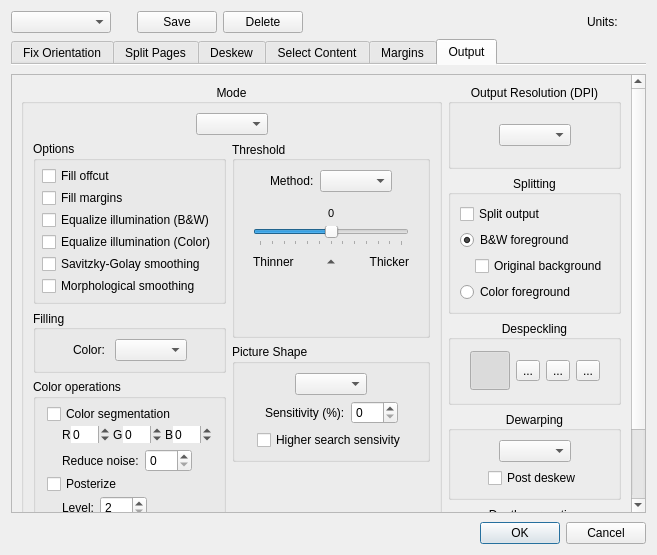
Old version of the form ui/DefaultParamsDialog.ui in the repository 4lex4/scantailor-advanced.
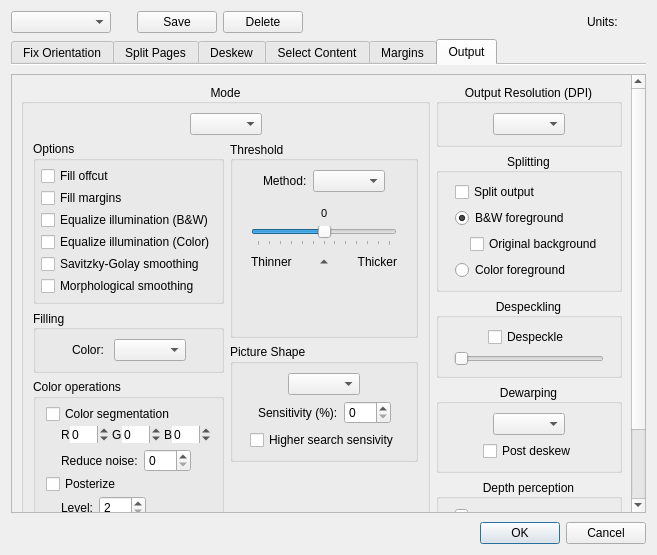
New version of the form. The open tabs and pages were chosen to show the change. Icons and pictures are not drawn.

Commit message:
Change the way of the adjustment of the despeckle strength.
Now that's set via the slider. It allows to adjust the despeckle strength more smoothly and exactly.
Value 1.0 matches the old cautious mode, 2.0 - normal and 3.0 - aggressive.

```diff
--- a/ui/DefaultParamsDialog.ui
+++ b/ui/DefaultParamsDialog.ui
@@ -1868,7 +1868,7 @@
            <rect>
             <x>0</x>
             <y>0</y>
-            <width>646</width>
+            <width>620</width>
             <height>496</height>
            </rect>
           </property>
@@ -3427,139 +3427,94 @@
                 <bool>false</bool>
                </property>
                <layout class="QVBoxLayout" name="verticalLayout_23">
+                <property name="spacing">
+                 <number>6</number>
+                </property>
+                <property name="leftMargin">
+                 <number>15</number>
+                </property>
+                <property name="topMargin">
+                 <number>9</number>
+                </property>
+                <property name="rightMargin">
+                 <number>15</number>
+                </property>
                 <item>
-                 <layout class="QHBoxLayout" name="horizontalLayout_20">
+                 <layout class="QVBoxLayout" name="verticalLayout_35">
                   <property name="spacing">
-                   <number>6</number>
+                   <number>4</number>
                   </property>
+                  <property name="leftMargin">
+                   <number>0</number>
+                  </property>
+                  <property name="topMargin">
+                   <number>0</number>
+                  </property>
+                  <property name="rightMargin">
+                   <number>0</number>
+                  </property>
                   <item>
-                   <spacer name="horizontalSpacer_51">
-                    <property name="orientation">
-                     <enum>Qt::Horizontal</enum>
-                    </property>
-                    <property name="sizeHint" stdset="0">
-                     <size>
-                      <width>1</width>
-                      <height>1</height>
-                     </size>
-                    </property>
-                   </spacer>
+                   <layout class="QHBoxLayout" name="horizontalLayout_37">
+                    <item>
+                     <spacer name="horizontalSpacer_51">
+                      <property name="orientation">
+                       <enum>Qt::Horizontal</enum>
+                      </property>
+                      <property name="sizeHint" stdset="0">
+                       <size>
+                        <width>40</width>
+                        <height>20</height>
+                       </size>
+                      </property>
+                     </spacer>
+                    </item>
+                    <item>
+                     <layout class="QVBoxLayout" name="verticalLayout_36">
+                      <item>
+                       <widget class="QCheckBox" name="despeckleCB">
+                        <property name="text">
+                         <string>Despeckle</string>
+                        </property>
+                       </widget>
+                      </item>
+                     </layout>
+                    </item>
+                    <item>
+                     <spacer name="horizontalSpacer_52">
+                      <property name="orientation">
+                       <enum>Qt::Horizontal</enum>
+                      </property>
+                      <property name="sizeHint" stdset="0">
+                       <size>
+                        <width>40</width>
+                        <height>20</height>
+                       </size>
+                      </property>
+                     </spacer>
+                    </item>
+                   </layout>
                   </item>
                   <item>
-                   <widget class="QToolButton" name="despeckleOffBtn">
-                    <property name="statusTip">
-                     <string>No despeckling</string>
+                   <widget class="QSlider" name="despeckleSlider">
+                    <property name="minimum">
+                     <number>10</number>
                     </property>
-                    <property name="text">
-                     <string/>
+                    <property name="maximum">
+                     <number>30</number>
                     </property>
-                    <property name="iconSize">
-                     <size>
-                      <width>32</width>
-                      <height>32</height>
-                     </size>
+                    <property name="singleStep">
+                     <number>2</number>
                     </property>
-                    <property name="checkable">
-                     <bool>true</bool>
+                    <property name="pageStep">
+                     <number>5</number>
                     </property>
-                    <property name="checked">
-                     <bool>true</bool>
+                    <property name="value">
+                     <number>10</number>
                     </property>
-                    <property name="autoExclusive">
-                     <bool>true</bool>
-                    </property>
-                   </widget>
-                  </item>
-                  <item>
-                   <widget class="QToolButton" name="despeckleCautiousBtn">
-                    <property name="statusTip">
-                     <string>Cautious despeckling</string>
-                    </property>
-                    <property name="text">
-                     <string>...</string>
-                    </property>
-                    <property name="icon">
-                     <iconset resource="../resources/resources.qrc">
-                      <normaloff>:/icons/despeckle-cautious.png.png</normaloff>:/icons/despeckle-cautious.png.png</iconset>
-                    </property>
-                    <property name="iconSize">
-                     <size>
-                      <width>32</width>
-                      <height>32</height>
-                     </size>
-                    </property>
-                    <property name="checkable">
-                     <bool>true</bool>
-                    </property>
-                    <property name="autoExclusive">
-                     <bool>true</bool>
-                    </property>
-                   </widget>
-                  </item>
-                  <item>
-                   <widget class="QToolButton" name="despeckleNormalBtn">
-                    <property name="statusTip">
-                     <string>Normal despeckling</string>
-                    </property>
-                    <property name="text">
-                     <string>...</string>
-                    </property>
-                    <property name="icon">
-                     <iconset resource="../resources/resources.qrc">
-                      <normaloff>:/icons/despeckle-normal.png.png</normaloff>:/icons/despeckle-normal.png.png</iconset>
-                    </property>
-                    <property name="iconSize">
-                     <size>
-                      <width>32</width>
-                      <height>32</height>
-                     </size>
-                    </property>
-                    <property name="checkable">
-                     <bool>true</bool>
-                    </property>
-                    <property name="autoExclusive">
-                     <bool>true</bool>
-                    </property>
-                   </widget>
-                  </item>
-                  <item>
-                   <widget class="QToolButton" name="despeckleAggressiveBtn">
-                    <property name="statusTip">
-                     <string>Aggressive despeckling</string>
-                    </property>
-                    <property name="text">
-                     <string>...</string>
-                    </property>
-                    <property name="icon">
-                     <iconset resource="../resources/resources.qrc">
-                      <normaloff>:/icons/despeckle-aggressive.png.png</normaloff>:/icons/despeckle-aggressive.png.png</iconset>
-                    </property>
-                    <property name="iconSize">
-                     <size>
-                      <width>32</width>
-                      <height>32</height>
-                     </size>
-                    </property>
-                    <property name="checkable">
-                     <bool>true</bool>
-                    </property>
-                    <property name="autoExclusive">
-                     <bool>true</bool>
-                    </property>
-                   </widget>
-                  </item>
-                  <item>
-                   <spacer name="horizontalSpacer_52">
                     <property name="orientation">
                      <enum>Qt::Horizontal</enum>
                     </property>
-                    <property name="sizeHint" stdset="0">
-                     <size>
-                      <width>1</width>
-                      <height>1</height>
-                     </size>
-                    </property>
-                   </spacer>
+                   </widget>
                   </item>
                  </layout>
                 </item>
@@ -3663,6 +3618,12 @@
                 <bool>false</bool>
                </property>
                <layout class="QVBoxLayout" name="verticalLayout_29">
+                <property name="leftMargin">
+                 <number>15</number>
+                </property>
+                <property name="rightMargin">
+                 <number>15</number>
+                </property>
                 <item>
                  <widget class="QSlider" name="depthPerceptionSlider">
                   <property name="minimum">
@@ -3685,6 +3646,19 @@
                </layout>
               </widget>
              </item>
+             <item>
+              <spacer name="verticalSpacer_22">
+               <property name="orientation">
+                <enum>Qt::Vertical</enum>
+               </property>
+               <property name="sizeHint" stdset="0">
+                <size>
+                 <width>20</width>
+                 <height>1</height>
+                </size>
+               </property>
+              </spacer>
+             </item>
             </layout>
            </item>
            <item row="1" column="0">
```
Left out of the diff: 16 changed lines with no effect on the pictures. The commit also changes 33 other files.
